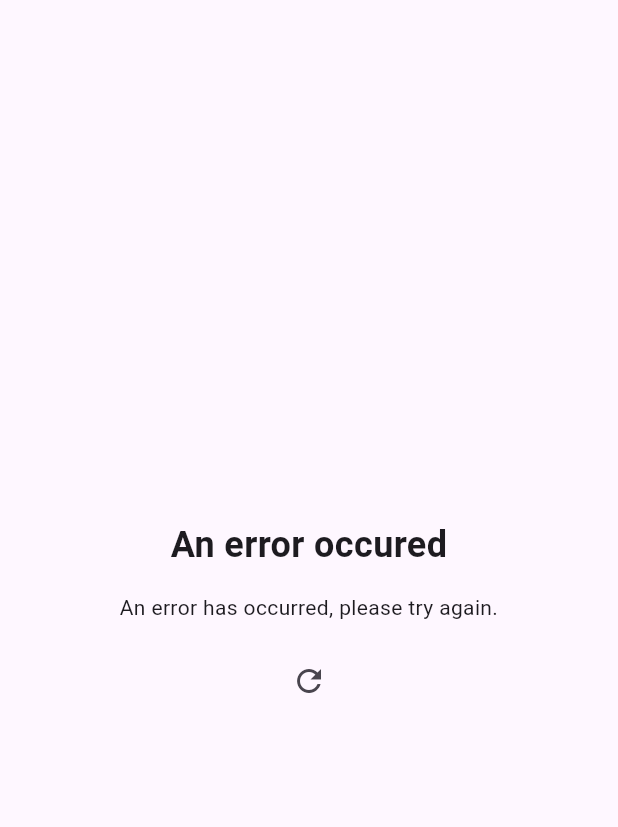
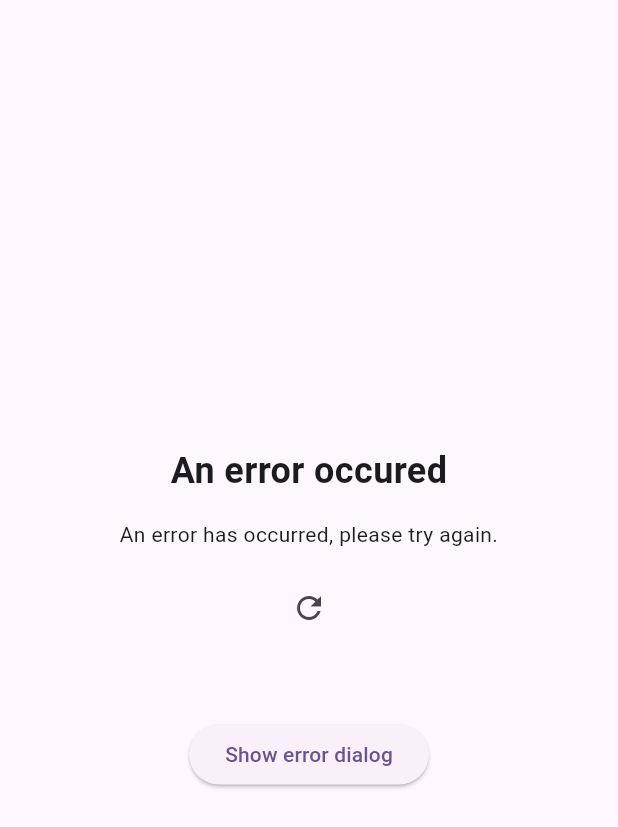
Before and after one commit to musiolmarco/error_text_widget, a Flutter app: the screen it shows after launch, on a phone screen of 412 x 824 dp. Shown: the top 827 px of the screen. Run offline on Flutter 3.47's test engine with Material 2 defaults, Android fonts, the phone set to English and light mode, and no system bars.

Commit message:
Added TextOverflow options & Added example error dialog

```diff
--- a/example/error_text_widget_example/lib/core/presentation/pages/example_page.dart
+++ b/example/error_text_widget_example/lib/core/presentation/pages/example_page.dart
@@ -1,6 +1,7 @@
 import 'dart:developer';
 
 import 'package:error_text_widget/error_text_widget.dart';
+import 'package:error_text_widget_example/core/presentation/dialogs/example_error_dialog.dart';
 import 'package:flutter/material.dart';
 
 class ExamplePage extends StatelessWidget {
@@ -10,8 +11,25 @@ class ExamplePage extends StatelessWidget {
   Widget build(BuildContext context) {
     return Scaffold(
       body: Center(
-        child: ErrorTextWidget(
-          onRefresh: () => log('Refreshing data...'),
+        child: Column(
+          mainAxisAlignment: MainAxisAlignment.center,
+          children: [
+            ErrorTextWidget(
+              onRefresh: () => log('Refreshing data...'),
+            ),
+            const SizedBox(
+              height: 50.0,
+            ),
+            ElevatedButton(
+              onPressed: () => showDialog(
+                context: context,
+                builder: (_) => const ExampleErrorDialog(),
+              ),
+              child: const Text(
+                'Show error dialog',
+              ),
+            ),
+          ],
         ),
       ),
     );
--- a/lib/error_text_widget.dart
+++ b/lib/error_text_widget.dart
@@ -48,6 +48,12 @@ class ErrorTextWidget extends StatelessWidget {
   /// Customize the [Icon] that is displayed for executing the [onRefresh] method
   final Icon? onRefreshIcon;
 
+  /// [TextOverflow] for the description text widget
+  final TextOverflow? descriptionTextOverflow;
+
+  /// [TextOverflow] for the title text widget
+  final TextOverflow? titleTextOverflow;
+
   const ErrorTextWidget({
     super.key,
     this.titleText,
@@ -56,6 +62,8 @@ class ErrorTextWidget extends StatelessWidget {
     this.descriptionTextStyle,
     this.onRefresh,
     this.onRefreshIcon,
+    this.titleTextOverflow,
+    this.descriptionTextOverflow,
   });
 
   /// This method can be used to setup default values for the widget
@@ -90,18 +98,24 @@ class ErrorTextWidget extends StatelessWidget {
     return Column(
       mainAxisSize: MainAxisSize.min,
       children: [
-        Text(
+        Flexible(
+          child: Text(
             titleText ?? _defaultTitleText,
             style: titleTextStyle ?? _defaultTitleTextStyle,
             textAlign: TextAlign.center,
+            overflow: titleTextOverflow,
+          ),
         ),
         const SizedBox(
           height: 15.0,
         ),
-        Text(
+        Flexible(
+          child: Text(
             descriptionText ?? _defaultDescriptionText,
             textAlign: TextAlign.center,
             style: descriptionTextStyle ?? _defaultDescriptionTextStyle,
+            overflow: descriptionTextOverflow,
+          ),
         ),
         if (onRefresh != null)
           Padding(
```
Also changed, not shown: example/error_text_widget_example/lib/core/presentation/dialogs/example_error_dialog.dart (added, +30 -0 lines), example/error_text_widget_example/pubspec.lock. Lines whose indentation alone changed are shown as unchanged.
